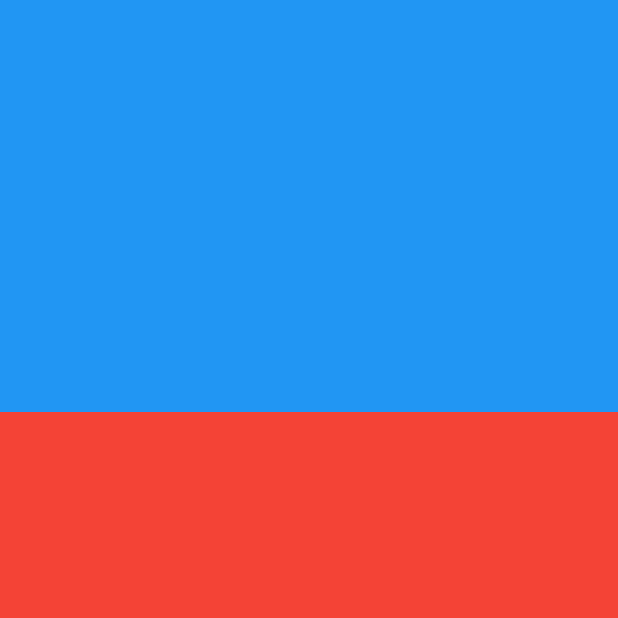
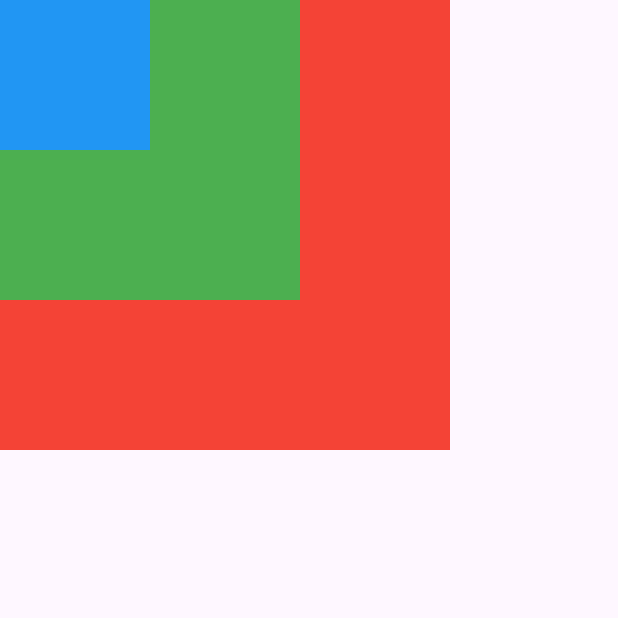
Before and after one commit to JunHyungKang/flutter_study, a Flutter app: the screen it shows after launch, on a phone screen of 412 x 824 dp, the top half of it. Run offline on Flutter 3.47's test engine with Material 3 defaults, Android fonts, the phone set to English and light mode, and no system bars.

Commit message:
feat: stack 위젯 실습

```diff
--- a/lib/main.dart
+++ b/lib/main.dart
@@ -1,7 +1,7 @@
 // ignore_for_file: prefer_const_constructors
 
 import 'package:flutter/material.dart';
-import 'package:flutter/widgets.dart';
+// import 'package:flutter/widgets.dart';
 
 void main() {
   runApp(MyApp());
@@ -14,19 +14,23 @@ class MyApp extends StatelessWidget {
       home: Scaffold(
         body: SizedBox(
           width: double.infinity,
-          child: Column(
+          child: Stack(
             children: [
-              Flexible(
-                fit: FlexFit.tight,
-                flex: 1,
-                child: Container(
-                  color: Colors.blue),
-                  ),
-              Expanded(
-                flex: 2,
-                child: Container(
-                  color: Colors.red),
-                  ),
+              Container(
+                color: Colors.red,
+                height: 300,
+                width: 300,
+              ),
+              Container(
+                color: Colors.green,
+                height: 200,
+                width: 200,
+              ),
+              Container(
+                color: Colors.blue,
+                height: 100,
+                width: 100,
+              ),
             ],
           ),
         )
```
